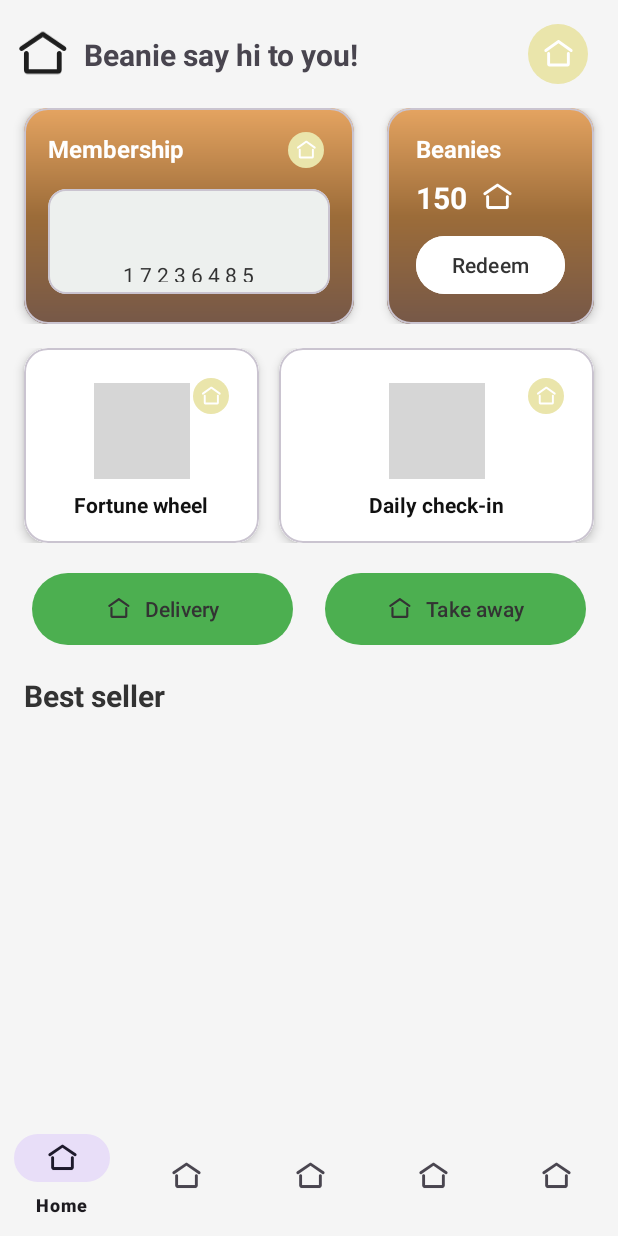
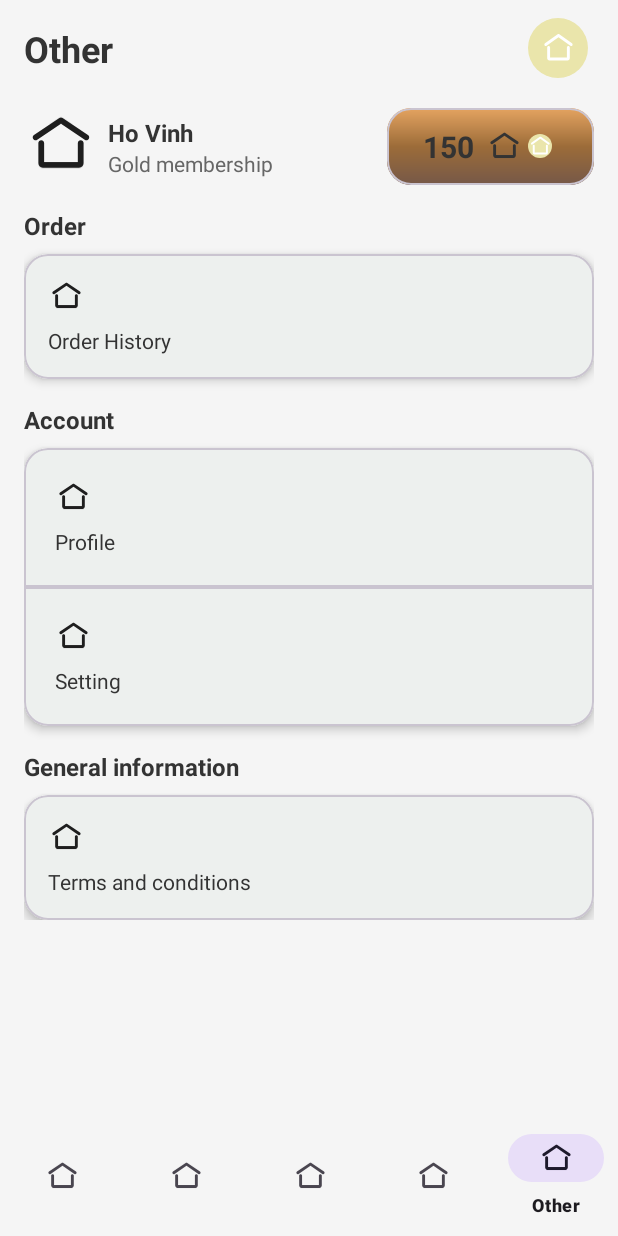
Before and after one commit to buihienn/Beanie-app, an Android app: the UserMainActivity screen opened directly, with no data from a screen before it, item 5 of the bottom bar chosen, on a phone screen of 412 x 824 dp. Run offline under Robolectric (Android 15) with nearby library versions, the light colour scheme and no system bars; grey boxes are pictures that could not be loaded.

Commit message:
[ADD] Other fragment: UI for user profile, order, account, and general information. Add navigation to this fragment.

```diff
--- a/app/src/main/java/com/bh/beanie/user/UserMainActivity.kt
+++ b/app/src/main/java/com/bh/beanie/user/UserMainActivity.kt
@@ -5,9 +5,8 @@ import androidx.activity.enableEdgeToEdge
 import androidx.appcompat.app.AppCompatActivity
 import androidx.core.view.ViewCompat
 import androidx.core.view.WindowInsetsCompat
-import androidx.fragment.app.Fragment
 import com.bh.beanie.R
-import com.bh.beanie.user.fragment.HomeFragment
+import com.bh.beanie.user.fragment.*
 import com.google.android.material.bottomnavigation.BottomNavigationView
 
 class UserMainActivity : AppCompatActivity() {
@@ -26,11 +25,12 @@ class UserMainActivity : AppCompatActivity() {
         // Ánh xạ bottom navigation
         bottomNavigation = findViewById(R.id.bottom_navigation)
 
-        // Sử dụng phương thức mới
         bottomNavigation.setOnItemSelectedListener { item ->
             // Chọn fragment tương ứng với item được nhấn
             val selectedFragment = when (item.itemId) {
                 R.id.navigation_home -> HomeFragment.newInstance("hihi", "haha")
+                R.id.navigation_other -> OtherFragment.newInstance("hihi", "haha")
+                // Thêm các fragment khác
                 else -> null
             }
 
--- /dev/null
+++ b/app/src/main/java/com/bh/beanie/user/fragment/OtherFragment.kt
@@ -0,0 +1,60 @@
+package com.bh.beanie.user.fragment
+
+import android.os.Bundle
+import androidx.fragment.app.Fragment
+import android.view.LayoutInflater
+import android.view.View
+import android.view.ViewGroup
+import com.bh.beanie.R
+
+// TODO: Rename parameter arguments, choose names that match
+// the fragment initialization parameters, e.g. ARG_ITEM_NUMBER
+private const val ARG_PARAM1 = "param1"
+private const val ARG_PARAM2 = "param2"
+
+/**
+ * A simple [Fragment] subclass.
+ * Use the [OtherFragment.newInstance] factory method to
+ * create an instance of this fragment.
+ */
+class OtherFragment : Fragment() {
+    // TODO: Rename and change types of parameters
+    private var param1: String? = null
+    private var param2: String? = null
+
+    override fun onCreate(savedInstanceState: Bundle?) {
+        super.onCreate(savedInstanceState)
+        arguments?.let {
+            param1 = it.getString(ARG_PARAM1)
+            param2 = it.getString(ARG_PARAM2)
+        }
+    }
+
+    override fun onCreateView(
+        inflater: LayoutInflater, container: ViewGroup?,
+        savedInstanceState: Bundle?
+    ): View? {
+        // Inflate the layout for this fragment
+        return inflater.inflate(R.layout.fragment_other, container, false)
+    }
+
+    companion object {
+        /**
+         * Use this factory method to create a new instance of
+         * this fragment using the provided parameters.
+         *
+         * @param param1 Parameter 1.
+         * @param param2 Parameter 2.
+         * @return A new instance of fragment OtherFragment.
+         */
+        // TODO: Rename and change types and number of parameters
+        @JvmStatic
+        fun newInstance(param1: String, param2: String) =
+            OtherFragment().apply {
+                arguments = Bundle().apply {
+                    putString(ARG_PARAM1, param1)
+                    putString(ARG_PARAM2, param2)
+                }
+            }
+    }
+}
--- a/app/src/main/res/layout/fragment_home.xml
+++ b/app/src/main/res/layout/fragment_home.xml
@@ -268,8 +268,8 @@
                             android:id="@+id/fortuneWheelImage"
                             android:layout_width="@dimen/icon_size_xlarge"
                             android:layout_height="@dimen/icon_size_xlarge"
-                            android:contentDescription="@string/fortune_wheel_image"
-                            android:src="@drawable/ic_fortune_wheel"
+                            android:src="@drawable/ic_home_black"
+                            android:contentDescription="Fortune wheel image"
                             app:layout_constraintBottom_toTopOf="@+id/fortuneWheelTitle"
                             app:layout_constraintEnd_toEndOf="parent"
                             app:layout_constraintStart_toStartOf="parent"
@@ -313,7 +313,7 @@
                             style="@style/Widget.App.Button.IconOnly.Circular.Small"
                             android:layout_width="@dimen/icon_button_size_smaller"
                             android:layout_height="@dimen/icon_button_size_smaller"
-                            android:contentDescription="@string/daily_checkin_info"
+                            android:contentDescription="Daily checkin info"
                             app:icon="@drawable/ic_home_black"
                             app:iconSize="@dimen/icon_size_small"
                             app:layout_constraintEnd_toEndOf="parent"
@@ -323,8 +323,8 @@
                             android:id="@+id/dailyCheckinImage"
                             android:layout_width="@dimen/icon_size_xlarge"
                             android:layout_height="@dimen/icon_size_xlarge"
-                            android:contentDescription="@string/daily_checkin_image"
-                            android:src="@drawable/ic_calendar_check"
+                            android:contentDescription="Daily checkin image"
+                            android:src="@drawable/ic_home_black"
                             app:layout_constraintBottom_toTopOf="@+id/dailyCheckinTitle"
                             app:layout_constraintEnd_toEndOf="parent"
                             app:layout_constraintStart_toStartOf="parent"
@@ -393,16 +393,16 @@
                 android:textSize="@dimen/text_size_large"
                 android:textStyle="bold" />
 
-            <androidx.recyclerview.widget.RecyclerView
-                android:id="@+id/popularItemsRecyclerView"
-                android:layout_width="match_parent"
-                android:layout_height="wrap_content"
-                android:clipToPadding="false"
-                android:orientation="horizontal"
-                android:paddingHorizontal="@dimen/spacing_medium"
-                app:layoutManager="androidx.recyclerview.widget.LinearLayoutManager"
-                tools:itemCount="4"
-                tools:listitem="@layout/item_popular_product" />
+<!--            <androidx.recyclerview.widget.RecyclerView-->
+<!--                android:id="@+id/popularItemsRecyclerView"-->
+<!--                android:layout_width="match_parent"-->
+<!--                android:layout_height="wrap_content"-->
+<!--                android:clipToPadding="false"-->
+<!--                android:orientation="horizontal"-->
+<!--                android:paddingHorizontal="@dimen/spacing_medium"-->
+<!--                app:layoutManager="androidx.recyclerview.widget.LinearLayoutManager"-->
+<!--                tools:itemCount="4"-->
+<!--                tools:listitem="@layout/item_popular_product" />-->
 
         </LinearLayout>
     </androidx.core.widget.NestedScrollView>
--- /dev/null
+++ b/app/src/main/res/layout/fragment_other.xml
@@ -0,0 +1,295 @@
+<?xml version="1.0" encoding="utf-8"?>
+<androidx.constraintlayout.widget.ConstraintLayout
+    xmlns:android="http://schemas.android.com/apk/res/android"
+    xmlns:app="http://schemas.android.com/apk/res-auto"
+    xmlns:tools="http://schemas.android.com/tools"
+    android:layout_width="match_parent"
+    android:layout_height="match_parent"
+    android:background="@color/background_light">
+
+    <androidx.core.widget.NestedScrollView
+        android:layout_width="match_parent"
+        android:layout_height="match_parent"
+        app:layout_constraintTop_toTopOf="parent">
+
+        <LinearLayout
+            android:layout_width="match_parent"
+            android:layout_height="wrap_content"
+            android:orientation="vertical"
+            android:paddingHorizontal="@dimen/spacing_medium"
+            android:paddingVertical="@dimen/spacing_small">
+
+            <!-- Header Section -->
+            <androidx.constraintlayout.widget.ConstraintLayout
+                android:layout_width="match_parent"
+                android:layout_height="wrap_content"
+                android:layout_marginBottom="@dimen/spacing_medium">
+
+                <TextView
+                    android:id="@+id/tvOtherTitle"
+                    android:layout_width="wrap_content"
+                    android:layout_height="wrap_content"
+                    android:text="Other"
+                    android:textColor="@color/text_primary"
+                    android:textSize="@dimen/text_size_xlarge"
+                    android:textStyle="bold"
+                    app:layout_constraintBottom_toBottomOf="parent"
+                    app:layout_constraintStart_toStartOf="parent"
+                    app:layout_constraintTop_toTopOf="parent"
+                    app:layout_constraintVertical_bias="0.5" />
+
+                <com.google.android.material.button.MaterialButton
+                    android:id="@+id/btnNotification"
+                    style="@style/Widget.App.Button.IconOnly.Circular"
+                    android:layout_width="@dimen/icon_button_size"
+                    android:layout_height="@dimen/icon_button_size"
+                    app:icon="@drawable/ic_home_black"
+                    app:iconGravity="textStart"
+                    app:iconSize="@dimen/icon_size_medium"
+                    app:layout_constraintEnd_toEndOf="parent"
+                    app:layout_constraintTop_toTopOf="parent" />
+            </androidx.constraintlayout.widget.ConstraintLayout>
+
+            <!-- User Info Section -->
+                <androidx.constraintlayout.widget.ConstraintLayout
+                    android:layout_width="match_parent"
+                    android:layout_height="wrap_content"
+                    android:layout_marginBottom="@dimen/spacing_medium">
+
+                    <ImageView
+                        android:id="@+id/ivUserAvatar"
+                        android:layout_width="48dp"
+                        android:layout_height="48dp"
+                        android:src="@drawable/ic_home_black"
+                        app:layout_constraintStart_toStartOf="parent"
+                        app:layout_constraintTop_toTopOf="parent"/>
+
+                    <TextView
+                        android:id="@+id/tvUserName"
+                        android:layout_width="0dp"
+                        android:layout_height="wrap_content"
+                        android:layout_marginStart="@dimen/spacing_small"
+                        android:text="Ho Vinh"
+                        android:textColor="@color/text_primary"
+                        android:textSize="@dimen/text_size_medium"
+                        android:textStyle="bold"
+                        app:layout_constraintBottom_toTopOf="@+id/tvMembershipType"
+                        app:layout_constraintStart_toEndOf="@+id/ivUserAvatar"
+                        app:layout_constraintTop_toTopOf="parent"
+                        app:layout_constraintVertical_chainStyle="packed"/>
+
+                    <TextView
+                        android:id="@+id/tvMembershipType"
+                        android:layout_width="0dp"
+                        android:layout_height="wrap_content"
+                        android:text="Gold membership"
+                        android:textColor="@color/text_secondary"
+                        android:textSize="@dimen/text_size_small"
+                        app:layout_constraintBottom_toBottomOf="parent"
+                        app:layout_constraintStart_toStartOf="@+id/tvUserName"
+                        app:layout_constraintTop_toBottomOf="@+id/tvUserName"/>
+
+                    <com.google.android.material.card.MaterialCardView
+                        android:id="@+id/cardBeanies"
+                        android:layout_width="wrap_content"
+                        android:layout_height="wrap_content"
+                        app:cardCornerRadius="16dp"
+                        app:layout_constraintBottom_toBottomOf="parent"
+                        app:layout_constraintEnd_toEndOf="parent"
+                        app:layout_constraintTop_toTopOf="parent">
+
+                        <LinearLayout
+                            android:layout_width="wrap_content"
+                            android:layout_height="wrap_content"
+                            android:gravity="center_vertical"
+                            android:orientation="horizontal"
+                            android:background="@drawable/bg_linear"
+                            android:paddingHorizontal="@dimen/spacing_large"
+                            android:paddingVertical="12dp">
+
+                            <TextView
+                                android:id="@+id/tvBeaniesCount"
+                                android:layout_width="wrap_content"
+                                android:layout_height="wrap_content"
+                                android:text="150"
+                                android:textColor="@color/text_primary"
+                                android:textSize="@dimen/text_size_large"
+                                android:textStyle="bold"/>
+
+                            <ImageView
+                                android:layout_width="@dimen/icon_size_medium"
+                                android:layout_height="@dimen/icon_size_medium"
+                                android:layout_marginStart="@dimen/spacing_small"
+                                android:src="@drawable/ic_home_black"
+                                app:tint="@color/text_primary"/>
+
+                            <com.google.android.material.button.MaterialButton
+                                android:id="@+id/fortuneWheelInfoButton"
+                                style="@style/Widget.App.Button.IconOnly.Circular.Small"
+                                android:layout_width="@dimen/icon_button_size_smaller"
+                                android:layout_height="@dimen/icon_button_size_smaller"
+                                android:contentDescription="@string/redeem"
+                                app:icon="@drawable/ic_home_black"
+                                app:iconSize="@dimen/icon_size_small"/>
+
+                        </LinearLayout>
+                    </com.google.android.material.card.MaterialCardView>
+                </androidx.constraintlayout.widget.ConstraintLayout>
+            <!-- Order Section -->
+            <TextView
+                android:layout_width="match_parent"
+                android:layout_height="wrap_content"
+                android:text="Order"
+                android:textColor="@color/text_primary"
+                android:textSize="@dimen/text_size_medium"
+                android:textStyle="bold"
+                android:layout_marginBottom="@dimen/spacing_small"/>
+
+            <com.google.android.material.card.MaterialCardView
+                android:id="@+id/cardOrderHistory"
+                android:layout_width="match_parent"
+                android:layout_height="wrap_content"
+                android:layout_marginBottom="@dimen/spacing_medium"
+                app:cardElevation="@dimen/card_elevation"
+                app:shapeAppearanceOverlay="@style/ShapeAppearance.App.MediumComponent">
+
+                <LinearLayout
+                    android:layout_width="match_parent"
+                    android:layout_height="wrap_content"
+                    android:orientation="vertical"
+                    android:padding="@dimen/spacing_medium"
+                    android:gravity="center_vertical">
+
+                    <ImageView
+                        android:layout_width="@dimen/icon_size_medium"
+                        android:layout_height="@dimen/icon_size_medium"
+                        android:src="@drawable/ic_home_black"
+                        android:layout_marginBottom="@dimen/spacing_small"/>
+
+                    <TextView
+                        android:layout_width="wrap_content"
+                        android:layout_height="wrap_content"
+                        android:layout_weight="1"
+                        android:text="Order History"
+                        android:textColor="@color/text_primary"
+                        android:textSize="@dimen/text_size_small"/>
+
+                </LinearLayout>
+            </com.google.android.material.card.MaterialCardView>
+
+            <!-- Account Section -->
+            <TextView
+                android:layout_width="match_parent"
+                android:layout_height="wrap_content"
+                android:text="Account"
+                android:textColor="@color/text_primary"
+                android:textSize="@dimen/text_size_medium"
+                android:textStyle="bold"
+                android:layout_marginBottom="@dimen/spacing_small"/>
+
+            <com.google.android.material.card.MaterialCardView
+                android:id="@+id/cardProfile"
+                android:layout_width="match_parent"
+                android:layout_height="wrap_content"
+                app:cardElevation="@dimen/card_elevation"
+                app:shapeAppearanceOverlay="@style/ShapeAppearance.App.Top">
+
+                <LinearLayout
+                    android:layout_width="match_parent"
+                    android:layout_height="wrap_content"
+                    android:orientation="vertical"
+                    android:padding="@dimen/spacing_medium"
+                    android:gravity="center_vertical">
+
+                    <ImageView
+                        android:layout_width="@dimen/icon_size_medium"
+                        android:layout_height="@dimen/icon_size_medium"
+                        android:src="@drawable/ic_home_black"
+                        android:layout_marginBottom="@dimen/spacing_small"/>
+
+                    <TextView
+                        android:layout_width="wrap_content"
+                        android:layout_height="wrap_content"
+                        android:layout_weight="1"
+                        android:text="Profile"
+                        android:textColor="@color/text_primary"
+                        android:textSize="@dimen/text_size_small"/>
+
+                </LinearLayout>
+            </com.google.android.material.card.MaterialCardView>
+
+            <com.google.android.material.card.MaterialCardView
+                android:id="@+id/cardSettings"
+                android:layout_width="match_parent"
+                android:layout_height="wrap_content"
+                android:layout_marginBottom="@dimen/spacing_medium"
+                app:cardElevation="@dimen/card_elevation"
+                app:shapeAppearanceOverlay="@style/ShapeAppearance.App.Bottom">
+
+                <LinearLayout
+                    android:layout_width="match_parent"
+                    android:layout_height="wrap_content"
+                    android:orientation="vertical"
+                    android:padding="@dimen/spacing_medium"
+                    android:gravity="center_vertical">
+
+                    <ImageView
+                        android:layout_width="@dimen/icon_size_medium"
+                        android:layout_height="@dimen/icon_size_medium"
+                        android:src="@drawable/ic_home_black"
+                        android:layout_marginBottom="@dimen/spacing_small"/>
+
+                    <TextView
+                        android:layout_width="wrap_content"
+                        android:layout_height="wrap_content"
+                        android:layout_weight="1"
+                        android:text="Setting"
+                        android:textColor="@color/text_primary"
+                        android:textSize="@dimen/text_size_small"/>
+
+                </LinearLayout>
+            </com.google.android.material.card.MaterialCardView>
+
+            <!-- General Information Section -->
+            <TextView
+                android:layout_width="match_parent"
+                android:layout_height="wrap_content"
+                android:text="General information"
+                android:textColor="@color/text_primary"
+                android:textSize="@dimen/text_size_medium"
+                android:textStyle="bold"
+                android:layout_marginBottom="@dimen/spacing_small"/>
+
+            <com.google.android.material.card.MaterialCardView
+                android:id="@+id/cardTermsConditions"
+                android:layout_width="match_parent"
+                android:layout_height="wrap_content"
+                app:cardElevation="@dimen/card_elevation"
+                app:shapeAppearanceOverlay="@style/ShapeAppearance.App.MediumComponent">
+
+                <LinearLayout
+                    android:layout_width="match_parent"
+                    android:layout_height="wrap_content"
+                    android:orientation="vertical"
+                    android:padding="@dimen/spacing_medium"
+                    android:gravity="center_vertical">
+
+                    <ImageView
+                        android:layout_width="@dimen/icon_size_medium"
+                        android:layout_height="@dimen/icon_size_medium"
+                        android:src="@drawable/ic_home_black"
+                        android:layout_marginBottom="@dimen/spacing_small"/>
+
+                    <TextView
+                        android:layout_width="wrap_content"
+                        android:layout_height="wrap_content"
+                        android:layout_weight="1"
+                        android:text="Terms and conditions"
+                        android:textColor="@color/text_primary"
+                        android:textSize="@dimen/text_size_small"/>
+
+                </LinearLayout>
+            </com.google.android.material.card.MaterialCardView>
+        </LinearLayout>
+    </androidx.core.widget.NestedScrollView>
+</androidx.constraintlayout.widget.ConstraintLayout>
--- a/app/src/main/res/values/dimens.xml
+++ b/app/src/main/res/values/dimens.xml
@@ -21,7 +21,7 @@
     <!-- Icon Button Sizes -->
     <dimen name="icon_button_size">48dp</dimen>
     <dimen name="icon_button_size_small">32dp</dimen>
-    <dimen name="icon_button_size_smaller">32dp</dimen>
+    <dimen name="icon_button_size_smaller">24dp</dimen>
 
     <!-- Card Sizes -->
     <dimen name="card_height_small">100dp</dimen>
--- a/app/src/main/res/values/styles.xml
+++ b/app/src/main/res/values/styles.xml
@@ -12,6 +12,22 @@
         <item name="cornerSizeTopLeft">0dp</item>
         <item name="cornerSizeTopRight">@dimen/card_corner_radius</item>
         <item name="cornerSizeBottomLeft">0dp</item>
+        <item name="cornerSizeBottomRight">@dimen/card_corner_radius</item>
+    </style>
+
+    <style name="ShapeAppearance.App.Top" parent="ShapeAppearance.Material3.MediumComponent">
+        <item name="cornerFamily">rounded</item>
+        <item name="cornerSizeTopLeft">@dimen/card_corner_radius</item>
+        <item name="cornerSizeTopRight">@dimen/card_corner_radius</item>
+        <item name="cornerSizeBottomLeft">0dp</item>
+        <item name="cornerSizeBottomRight">0dp</item>
+    </style>
+
+    <style name="ShapeAppearance.App.Bottom" parent="ShapeAppearance.Material3.MediumComponent">
+        <item name="cornerFamily">rounded</item>
+        <item name="cornerSizeTopLeft">0dp</item>
+        <item name="cornerSizeTopRight">0dp</item>
+        <item name="cornerSizeBottomLeft">@dimen/card_corner_radius</item>
         <item name="cornerSizeBottomRight">@dimen/card_corner_radius</item>
     </style>
 
```
